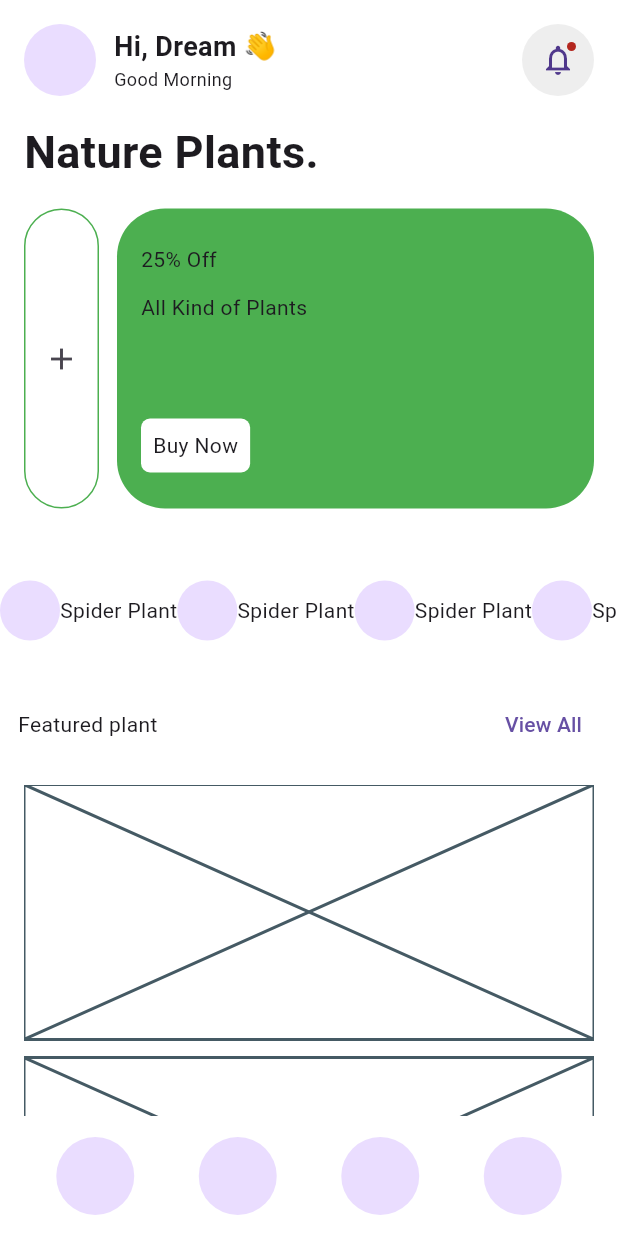
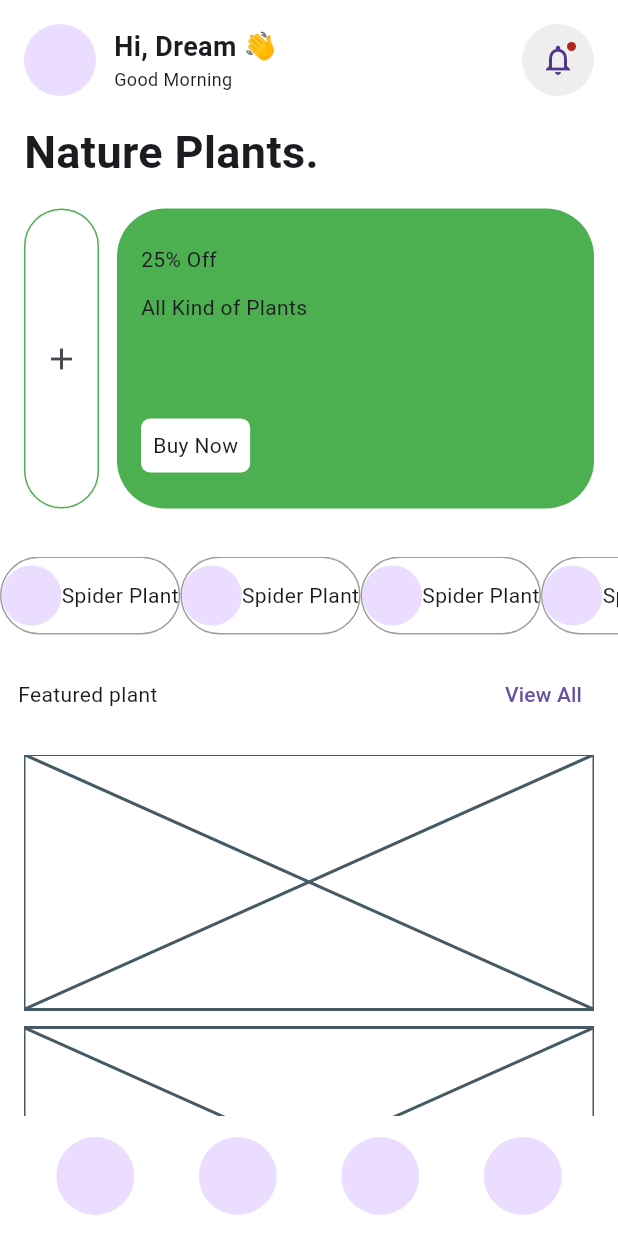
Before and after one commit to JAICHANGPARK/flutter_notebook_chapter_45, a Flutter app: the PlantHomePage screen opened directly, on a phone screen of 412 x 824 dp. Run offline on Flutter 3.47's test engine with Material 3 defaults, Android fonts, the phone set to English and light mode, and no system bars; our stand-ins replace gap, hugeicons, smooth_page_indicator.

Commit message:
Update plant_home_page.dart

```diff
--- a/lib/ep2265_plant_shop_app/ui/plant_home_page.dart
+++ b/lib/ep2265_plant_shop_app/ui/plant_home_page.dart
@@ -123,23 +123,25 @@ class _PlantHomePageState extends State<PlantHomePage> {
               ),
             ),
 
-            Container(height: 72, child: ListView.builder(
+            Container(
+              height: 52,
+              child: ListView.builder(
                 itemCount: 10,
                 scrollDirection: Axis.horizontal,
-                itemBuilder: (context,index){
+                itemBuilder: (context, index) {
                   return Container(
-                decoration: ShapeDecoration(shape: StadiumBorder(),
-
-
+                    decoration: ShapeDecoration(
+                      shape: StadiumBorder(
+                        side: BorderSide(color: Colors.grey),
+                      ),
                     ),
                     child: Row(
-                  children: [
-                    CircleAvatar(),
-                    Text("Spider Plant")
-                  ],
+                      children: [CircleAvatar(), Text("Spider Plant")],
                     ),
                   );
-            })),
+                },
+              ),
+            ),
             Padding(
               padding: const EdgeInsets.symmetric(horizontal: 12),
               child: Row(
```
Lines whose indentation alone changed are shown as unchanged.
